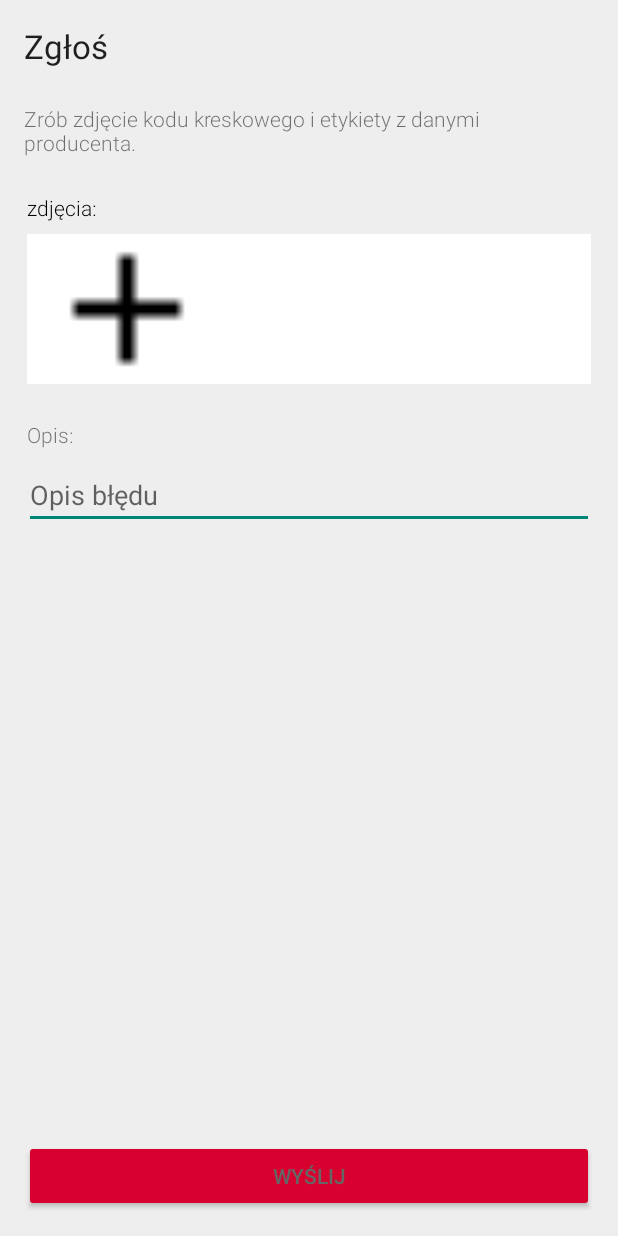
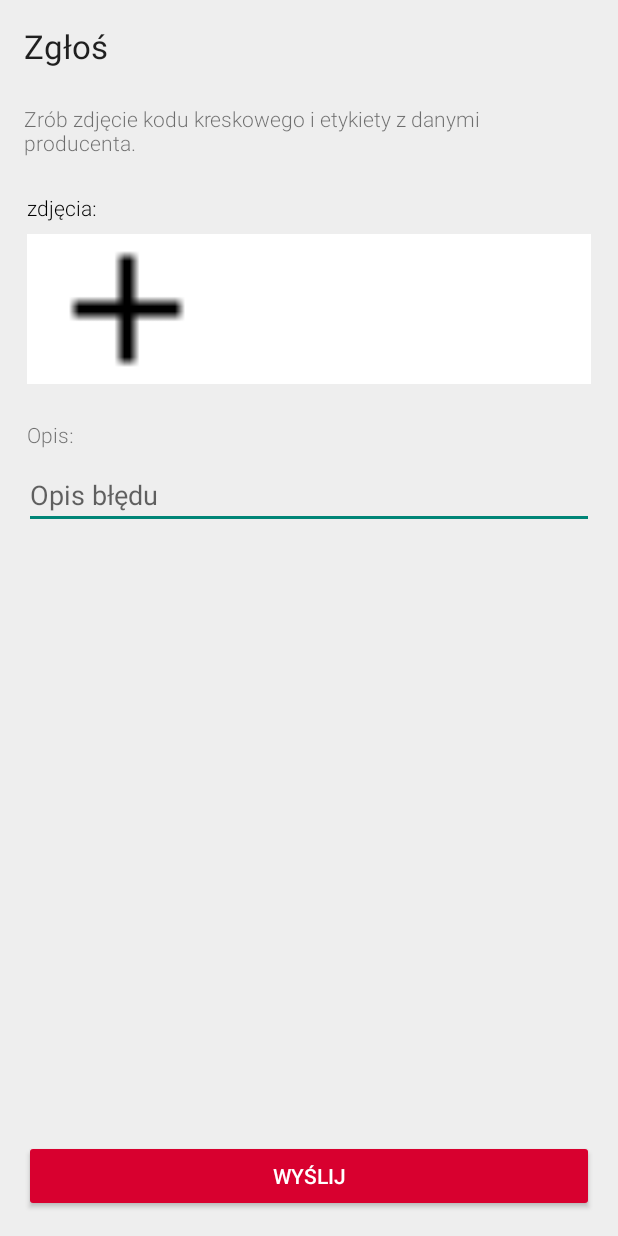
Before and after one commit to KlubJagiellonski/pola-android, an Android app: the CreateReportActivity screen opened directly, with no data from a screen before it, on a phone screen of 412 x 824 dp. Run offline under Robolectric (Android 15) with nearby library versions, the phone set to English and light mode, and no system bars; our stand-ins replace Timber; libraries missing offline, so code that uses them is left out: pl.aprilapps.easyphotopicker, pl.tajchert.nammu; 1 statement that could not run was skipped.

Commit message:
261: font should be white

```diff
--- a/app/src/main/res/values/colors.xml
+++ b/app/src/main/res/values/colors.xml
@@ -5,7 +5,7 @@
 
     <color name="pola_base_background">#FFFFFF</color>
     <color name="pola_base_font">#000000</color>
-    <color name="pola_button_font_color">@color/pola_gray</color>
+    <color name="pola_button_font_color">#FFFFFF</color>
 
     <color name="pola_keyboard_background">@color/pola_gray</color>
     <color name="pola_keyboard_font">@color/pola_base_background</color>
```
